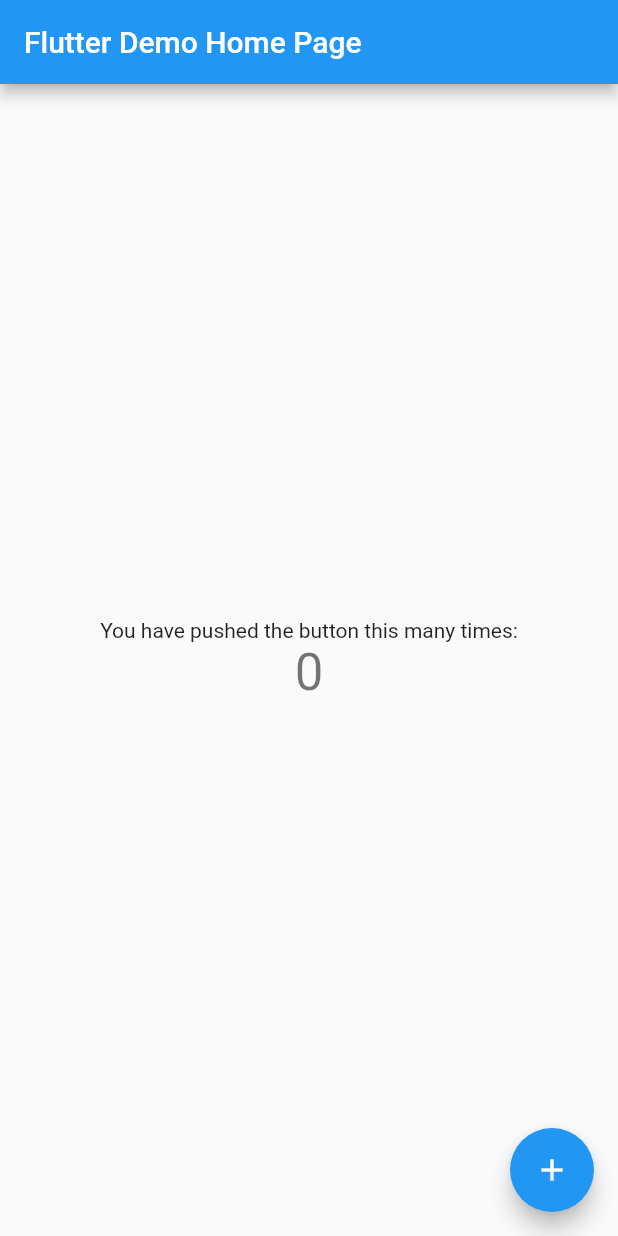
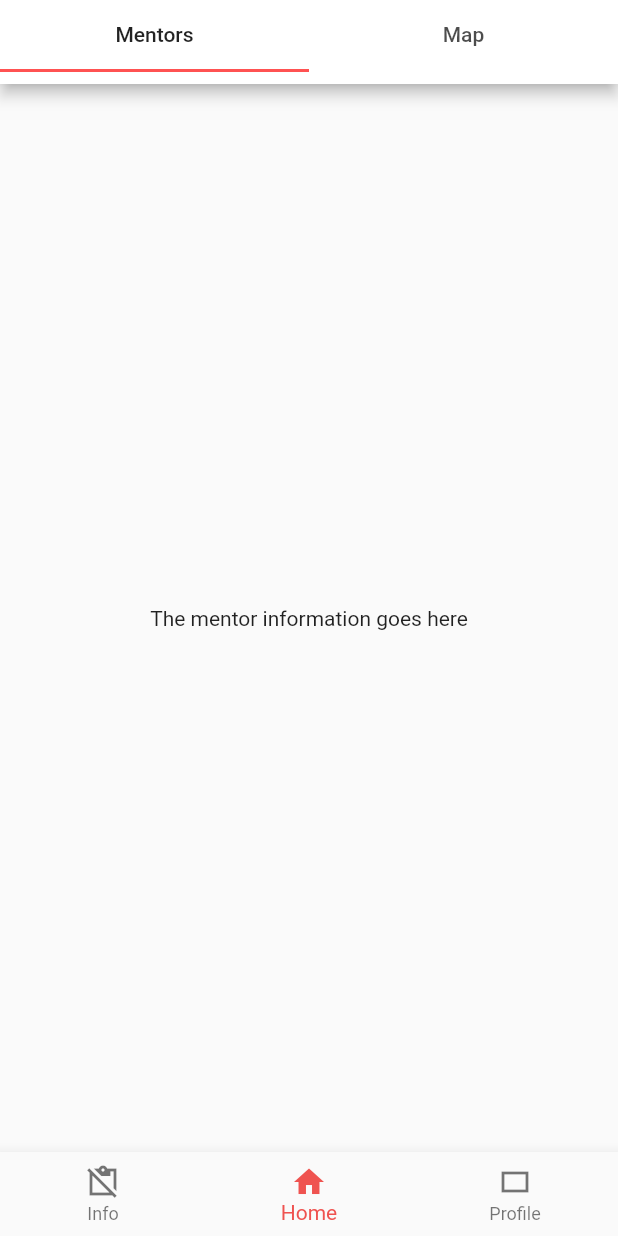
Before and after one commit to NicoleStrel/hackgirlsummer, a Flutter app: the screen it shows after launch, on a phone screen of 412 x 824 dp. Run offline on Flutter 3.47's test engine with Material 2 defaults, Android fonts, the phone set to English and light mode, and no system bars.

Commit message:
added navigation and layout of files

```diff
--- /dev/null
+++ b/mentor_her/lib/home.dart
@@ -0,0 +1,62 @@
+import 'package:flutter/material.dart';
+
+
+class Home extends StatefulWidget {
+  @override
+  _HomeState createState() => _HomeState();
+}
+
+class _HomeState extends State<Home> with SingleTickerProviderStateMixin{
+  TabController tabController;
+
+  @override
+  void initState() {
+    super.initState();
+
+    tabController = TabController(length: 2, vsync: this);
+  }
+
+  @override
+  Widget build(BuildContext context) {
+    return Scaffold(
+        appBar: AppBar(
+          flexibleSpace: SafeArea(
+            child: getTabBar(),
+          ),
+        ),
+        body: getTabBarPages());
+    }
+  Widget getTabBar() {
+    return TabBar(controller: tabController, tabs: [
+      Tab(text: "Mentors"),
+      Tab(text: "Map")
+    ]);
+  }
+
+  Widget getTabBarPages() {
+    return TabBarView(controller: tabController, children: <Widget>[
+      Container(
+        child:
+          Column(
+            mainAxisAlignment: MainAxisAlignment.center,
+            children: <Widget>[
+              Text(
+                'The mentor information goes here',
+              ),
+            ],
+          ),
+      ),
+      Container(
+        child:
+          Column(
+            mainAxisAlignment: MainAxisAlignment.center,
+            children: <Widget>[
+              Text(
+                'The map goes here',
+              ),
+            ],
+          ),
+      )
+    ]);
+  }
+}
--- /dev/null
+++ b/mentor_her/lib/info.dart
@@ -0,0 +1,12 @@
+import 'package:flutter/material.dart';
+const String page1 = "Info";
+
+//info
+class Info extends StatelessWidget {
+  @override
+  Widget build(BuildContext context) {
+    return Center(
+      child: Text(page1),
+    );
+  }
+}
--- a/mentor_her/lib/main.dart
+++ b/mentor_her/lib/main.dart
@@ -1,117 +1,98 @@
 import 'package:flutter/material.dart';
+import 'home.dart';
+import 'info.dart';
+import 'profile.dart';
 
 void main() {
   runApp(MyApp());
 }
 
+//constants
+const String page1 = "Info";
+const String page2 = "Home";
+const String page3 = "Profile";
+
+//-----------------------ROOT---------------------------------------
 class MyApp extends StatelessWidget {
-  // This widget is the root of your application.
   @override
   Widget build(BuildContext context) {
-    return MaterialApp(
-      title: 'Flutter Demo',
+    return new MaterialApp(
+      title: 'Have My Back',
       theme: ThemeData(
-        // This is the theme of your application.
-        //
-        // Try running your application with "flutter run". You'll see the
-        // application has a blue toolbar. Then, without quitting the app, try
-        // changing the primarySwatch below to Colors.green and then invoke
-        // "hot reload" (press "r" in the console where you ran "flutter run",
-        // or simply save your changes to "hot reload" in a Flutter IDE).
-        // Notice that the counter didn't reset back to zero; the application
-        // is not restarted.
-        primarySwatch: Colors.blue,
-        // This makes the visual density adapt to the platform that you run
-        // the app on. For desktop platforms, the controls will be smaller and
-        // closer together (more dense) than on mobile platforms.
+        primarySwatch: Colors.red,
+        brightness: Brightness.light,
+        primaryColor: Colors.white,
+        accentColor: Colors.redAccent[200],
         visualDensity: VisualDensity.adaptivePlatformDensity,
       ),
-      home: MyHomePage(title: 'Flutter Demo Home Page'),
+      home: new MyAppLoader(title: 'Home'),
     );
   }
 }
 
-class MyHomePage extends StatefulWidget {
-  MyHomePage({Key key, this.title}) : super(key: key);
-
-  // This widget is the home page of your application. It is stateful, meaning
-  // that it has a State object (defined below) that contains fields that affect
-  // how it looks.
-
-  // This class is the configuration for the state. It holds the values (in this
-  // case the title) provided by the parent (in this case the App widget) and
-  // used by the build method of the State. Fields in a Widget subclass are
-  // always marked "final".
+//-----------------------LOAD APPLICATION---------------------------------------
+class MyAppLoader extends StatefulWidget {
+  MyAppLoader({Key key, this.title}) : super(key: key);
 
   final String title;
 
   @override
-  _MyHomePageState createState() => _MyHomePageState();
+  _MyAppLoaderState createState() => _MyAppLoaderState();
 }
 
-class _MyHomePageState extends State<MyHomePage> {
-  int _counter = 0;
+class _MyAppLoaderState extends State<MyAppLoader> {
+  List<Widget> _pages;
+  Widget _page1;
+  Widget _page2;
+  Widget _page3;
 
-  void _incrementCounter() {
+  int _currentIndex;
+  Widget _currentPage;
+
+  @override
+  void initState() {
+    super.initState();
+
+    _page1 = Info();
+    _page2 = Home();
+    _page3 = Profile();
+
+    _pages = [_page1, _page2, _page3];
+
+    _currentIndex = 1;
+    _currentPage = _page2;
+  }
+
+  void changeTab(int index) {
     setState(() {
-      // This call to setState tells the Flutter framework that something has
-      // changed in this State, which causes it to rerun the build method below
-      // so that the display can reflect the updated values. If we changed
-      // _counter without calling setState(), then the build method would not be
-      // called again, and so nothing would appear to happen.
-      _counter++;
+      _currentIndex = index;
+      _currentPage = _pages[index];
     });
   }
 
   @override
   Widget build(BuildContext context) {
-    // This method is rerun every time setState is called, for instance as done
-    // by the _incrementCounter method above.
-    //
-    // The Flutter framework has been optimized to make rerunning build methods
-    // fast, so that you can just rebuild anything that needs updating rather
-    // than having to individually change instances of widgets.
-    return Scaffold(
-      appBar: AppBar(
-        // Here we take the value from the MyHomePage object that was created by
-        // the App.build method, and use it to set our appbar title.
-        title: Text(widget.title),
-      ),
-      body: Center(
-        // Center is a layout widget. It takes a single child and positions it
-        // in the middle of the parent.
-        child: Column(
-          // Column is also a layout widget. It takes a list of children and
-          // arranges them vertically. By default, it sizes itself to fit its
-          // children horizontally, and tries to be as tall as its parent.
-          //
-          // Invoke "debug painting" (press "p" in the console, choose the
-          // "Toggle Debug Paint" action from the Flutter Inspector in Android
-          // Studio, or the "Toggle Debug Paint" command in Visual Studio Code)
-          // to see the wireframe for each widget.
-          //
-          // Column has various properties to control how it sizes itself and
-          // how it positions its children. Here we use mainAxisAlignment to
-          // center the children vertically; the main axis here is the vertical
-          // axis because Columns are vertical (the cross axis would be
-          // horizontal).
-          mainAxisAlignment: MainAxisAlignment.center,
-          children: <Widget>[
-            Text(
-              'You have pushed the button this many times:',
-            ),
-            Text(
-              '$_counter',
-              style: Theme.of(context).textTheme.headline4,
-            ),
-          ],
-        ),
-      ),
-      floatingActionButton: FloatingActionButton(
-        onPressed: _incrementCounter,
-        tooltip: 'Increment',
-        child: Icon(Icons.add),
-      ), // This trailing comma makes auto-formatting nicer for build methods.
+    return new Scaffold(
+      body: _currentPage,
+      bottomNavigationBar: BottomNavigationBar(
+          onTap: (index) => changeTab(index),
+          currentIndex: _currentIndex,
+          selectedItemColor: Colors.red[400],
+          items: const <BottomNavigationBarItem>[
+              BottomNavigationBarItem(
+                icon: Icon(IconData(59535, fontFamily: 'MaterialIcons')),
+                title: Text(page1),
+              ),
+              BottomNavigationBarItem(
+                 icon: Icon(Icons.home),
+                title: Text(page2),
+              ),
+              BottomNavigationBarItem(
+                icon: Icon(IconData(59558, fontFamily: 'MaterialIcons')),
+                title: Text(page3),
+              ),
+            ],
+      )
     );
   }
 }
--- /dev/null
+++ b/mentor_her/lib/profile.dart
@@ -0,0 +1,11 @@
+import 'package:flutter/material.dart';
+const String page3 = "Profile";
+
+class Profile extends StatelessWidget {
+  @override
+  Widget build(BuildContext context) {
+    return Center(
+      child: Text(page3),
+    );
+  }
+}
```
